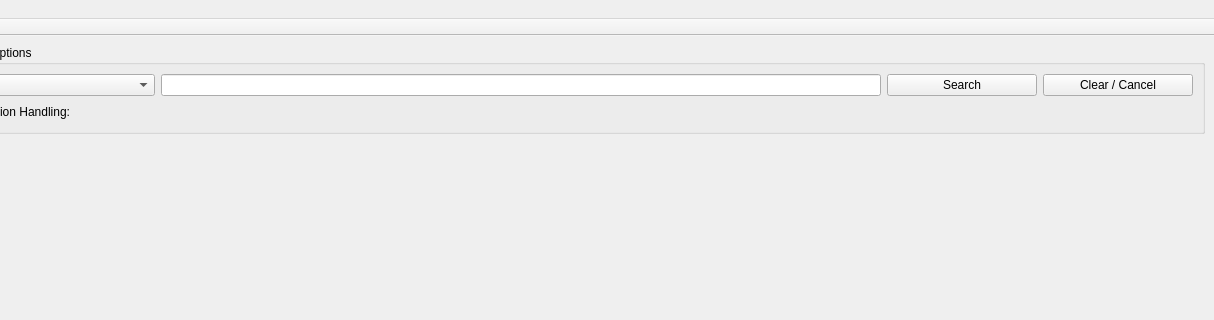
Before: the Qt Designer form src/findermainwindow.ui in Petross404/SymbolFinder, drawn with Qt 5; both pictures show x 116 to 1330 and y 0 to 320 of the 1330 by 891 pixel window.
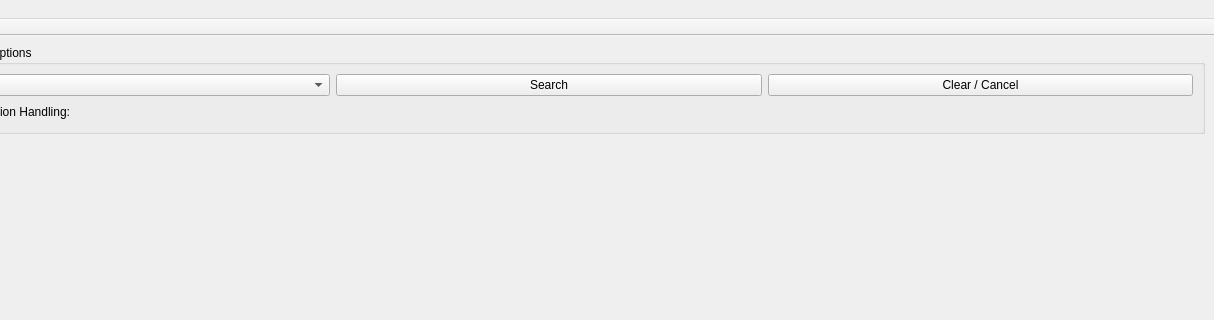
After: the same form once the commit is applied. The open tabs and pages were chosen to show the change.

```diff
--- a/src/findermainwindow.ui
+++ b/src/findermainwindow.ui
@@ -25,35 +25,6 @@
            <string>Symbol name and options</string>
           </property>
           <layout class="QGridLayout" name="gridLayout_3">
-           <item row="2" column="3">
-            <widget class="QPushButton" name="pbtnClear">
-             <property name="minimumSize">
-              <size>
-               <width>150</width>
-               <height>0</height>
-              </size>
-             </property>
-             <property name="text">
-              <string>Clear / Cancel</string>
-             </property>
-            </widget>
-           </item>
-           <item row="2" column="1">
-            <widget class="QLineEdit" name="lineEditSymbols"/>
-           </item>
-           <item row="2" column="2">
-            <widget class="QPushButton" name="pbtnSearch">
-             <property name="minimumSize">
-              <size>
-               <width>150</width>
-               <height>0</height>
-              </size>
-             </property>
-             <property name="text">
-              <string>Search</string>
-             </property>
-            </widget>
-           </item>
            <item row="2" column="0">
             <widget class="QComboBox" name="comboBoxDrivers">
              <property name="minimumSize">
@@ -71,6 +42,32 @@
              </property>
             </widget>
            </item>
+           <item row="2" column="2">
+            <widget class="QPushButton" name="pbtnClear">
+             <property name="minimumSize">
+              <size>
+               <width>150</width>
+               <height>0</height>
+              </size>
+             </property>
+             <property name="text">
+              <string>Clear / Cancel</string>
+             </property>
+            </widget>
+           </item>
+           <item row="2" column="1">
+            <widget class="QPushButton" name="pbtnSearch">
+             <property name="minimumSize">
+              <size>
+               <width>150</width>
+               <height>0</height>
+              </size>
+             </property>
+             <property name="text">
+              <string>Search</string>
+             </property>
+            </widget>
+           </item>
           </layout>
          </widget>
         </item>
```
Left out of the diff: 4 changed lines with no effect on the pictures.
